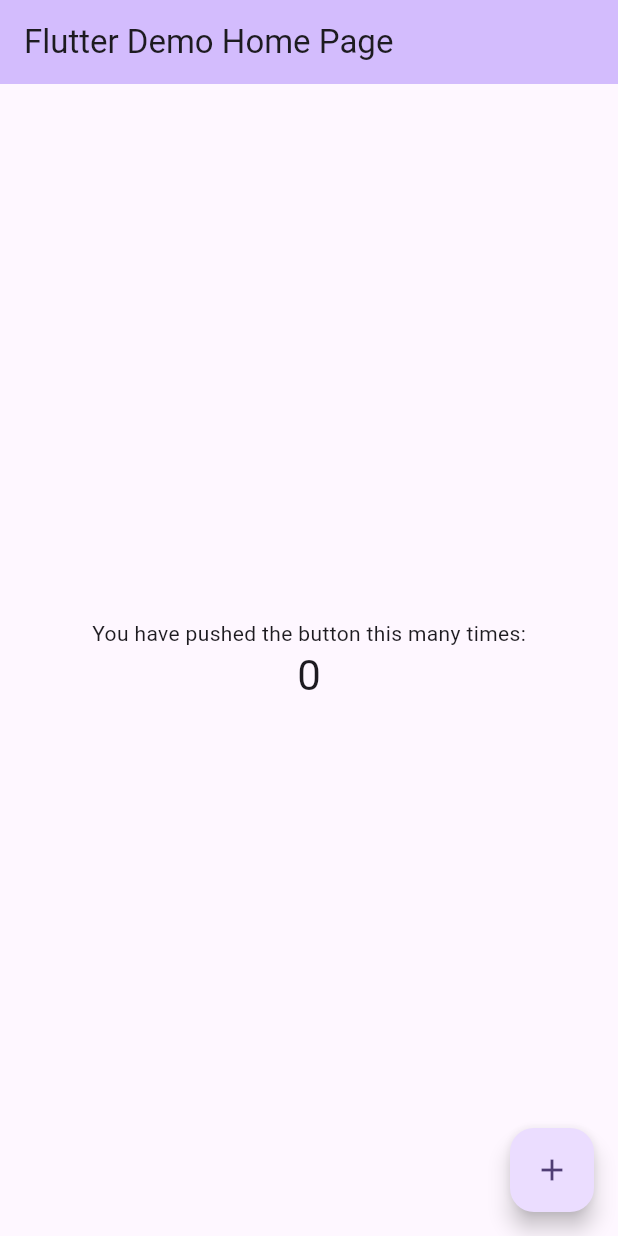
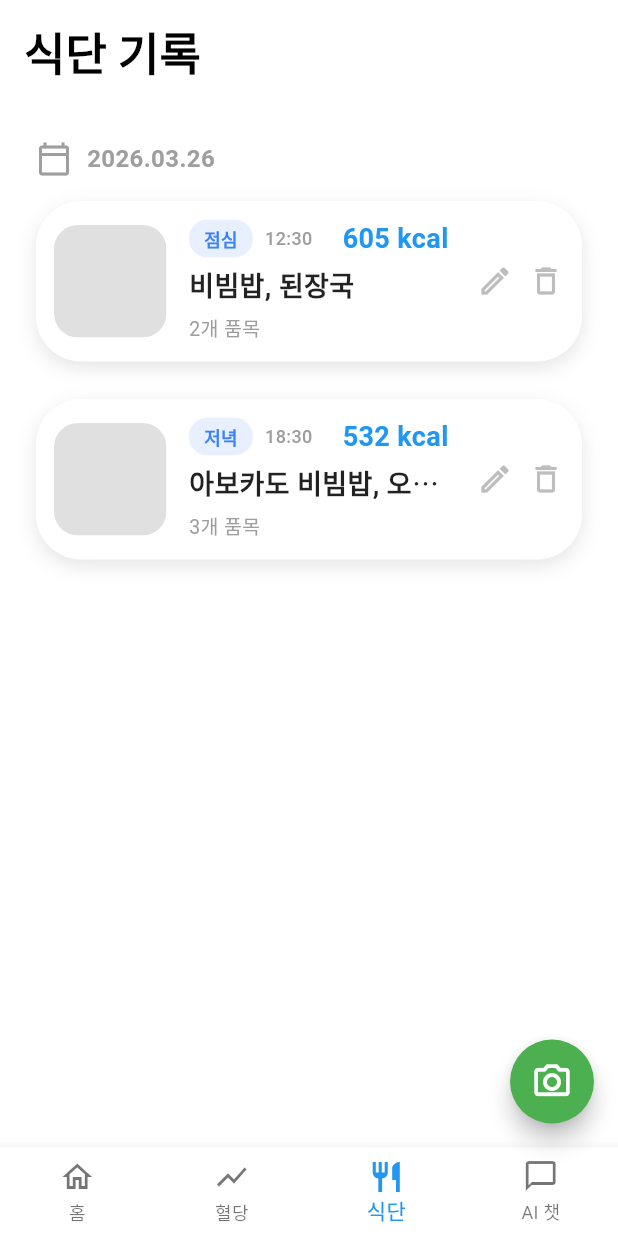
Before and after one commit to kit-capstone-dangdang/dangdang-app, a Flutter app: the screen it shows after launch, on a phone screen of 412 x 824 dp. Run offline on Flutter 3.47's test engine with Material 3 defaults, Android fonts, the phone set to English and light mode, and no system bars.

Commit message:
feat: 식단 기록 UI 구현

```diff
--- a/lib/main.dart
+++ b/lib/main.dart
@@ -1,122 +1,25 @@
 import 'package:flutter/material.dart';
 
+import 'screens/food_record_page.dart';
+
 void main() {
-  runApp(const MyApp());
+  runApp(const DangDangApp());
 }
 
-class MyApp extends StatelessWidget {
-  const MyApp({super.key});
+class DangDangApp extends StatelessWidget {
+  const DangDangApp({super.key});
 
-  // This widget is the root of your application.
   @override
   Widget build(BuildContext context) {
     return MaterialApp(
-      title: 'Flutter Demo',
+      title: 'DangDang',
+      debugShowCheckedModeBanner: false,
       theme: ThemeData(
-        // This is the theme of your application.
-        //
-        // TRY THIS: Try running your application with "flutter run". You'll see
-        // the application has a purple toolbar. Then, without quitting the app,
-        // try changing the seedColor in the colorScheme below to Colors.green
-        // and then invoke "hot reload" (save your changes or press the "hot
-        // reload" button in a Flutter-supported IDE, or press "r" if you used
-        // the command line to start the app).
-        //
-        // Notice that the counter didn't reset back to zero; the application
-        // state is not lost during the reload. To reset the state, use hot
-        // restart instead.
-        //
-        // This works for code too, not just values: Most code changes can be
-        // tested with just a hot reload.
-        colorScheme: .fromSeed(seedColor: Colors.deepPurple),
+        colorScheme: ColorScheme.fromSeed(seedColor: const Color(0xFF4B5CF0)),
+        scaffoldBackgroundColor: Colors.white,
+        useMaterial3: true,
       ),
-      home: const MyHomePage(title: 'Flutter Demo Home Page'),
+      home: const FoodRecordPage(),
     );
   }
 }
-
-class MyHomePage extends StatefulWidget {
-  const MyHomePage({super.key, required this.title});
-
-  // This widget is the home page of your application. It is stateful, meaning
-  // that it has a State object (defined below) that contains fields that affect
-  // how it looks.
-
-  // This class is the configuration for the state. It holds the values (in this
-  // case the title) provided by the parent (in this case the App widget) and
-  // used by the build method of the State. Fields in a Widget subclass are
-  // always marked "final".
-
-  final String title;
-
-  @override
-  State<MyHomePage> createState() => _MyHomePageState();
-}
-
-class _MyHomePageState extends State<MyHomePage> {
-  int _counter = 0;
-
-  void _incrementCounter() {
-    setState(() {
-      // This call to setState tells the Flutter framework that something has
-      // changed in this State, which causes it to rerun the build method below
-      // so that the display can reflect the updated values. If we changed
-      // _counter without calling setState(), then the build method would not be
-      // called again, and so nothing would appear to happen.
-      _counter++;
-    });
-  }
-
-  @override
-  Widget build(BuildContext context) {
-    // This method is rerun every time setState is called, for instance as done
-    // by the _incrementCounter method above.
-    //
-    // The Flutter framework has been optimized to make rerunning build methods
-    // fast, so that you can just rebuild anything that needs updating rather
-    // than having to individually change instances of widgets.
-    return Scaffold(
-      appBar: AppBar(
-        // TRY THIS: Try changing the color here to a specific color (to
-        // Colors.amber, perhaps?) and trigger a hot reload to see the AppBar
-        // change color while the other colors stay the same.
-        backgroundColor: Theme.of(context).colorScheme.inversePrimary,
-        // Here we take the value from the MyHomePage object that was created by
-        // the App.build method, and use it to set our appbar title.
-        title: Text(widget.title),
-      ),
-      body: Center(
-        // Center is a layout widget. It takes a single child and positions it
-        // in the middle of the parent.
-        child: Column(
-          // Column is also a layout widget. It takes a list of children and
-          // arranges them vertically. By default, it sizes itself to fit its
-          // children horizontally, and tries to be as tall as its parent.
-          //
-          // Column has various properties to control how it sizes itself and
-          // how it positions its children. Here we use mainAxisAlignment to
-          // center the children vertically; the main axis here is the vertical
-          // axis because Columns are vertical (the cross axis would be
-          // horizontal).
-          //
-          // TRY THIS: Invoke "debug painting" (choose the "Toggle Debug Paint"
-          // action in the IDE, or press "p" in the console), to see the
-          // wireframe for each widget.
-          mainAxisAlignment: .center,
-          children: [
-            const Text('You have pushed the button this many times:'),
-            Text(
-              '$_counter',
-              style: Theme.of(context).textTheme.headlineMedium,
-            ),
-          ],
-        ),
-      ),
-      floatingActionButton: FloatingActionButton(
-        onPressed: _incrementCounter,
-        tooltip: 'Increment',
-        child: const Icon(Icons.add),
-      ),
-    );
-  }
-}
--- /dev/null
+++ b/lib/screens/food_record_page.dart
@@ -0,0 +1,214 @@
+import 'package:flutter/material.dart';
+import '../widgets/custom_bottom_navigation_bar.dart';
+
+class FoodRecordPage extends StatelessWidget {
+  const FoodRecordPage({super.key});
+
+  @override
+  Widget build(BuildContext context) {
+    return Scaffold(
+      backgroundColor: Colors.white,
+      bottomNavigationBar: const CustomBottomNavigationBar(currentIndex: 2),
+      // 우측 하단 카메라 버튼
+      floatingActionButton: FloatingActionButton(
+        onPressed: () {},
+        backgroundColor: Colors.green,
+        shape: const CircleBorder(),
+        elevation: 6,
+        child: Icon(Icons.camera_alt_outlined, color: Colors.white, size: 28),
+      ),
+      body: SafeArea(
+        child: CustomScrollView(
+          slivers: [
+            SliverAppBar(
+              floating: true,
+              pinned: false,
+              snap: true,
+              backgroundColor: Colors.white,
+              surfaceTintColor: Colors.white,
+              toolbarHeight: 70,
+              title: const Text(
+                '식단 기록',
+                style: TextStyle(
+                  fontSize: 30,
+                  fontWeight: FontWeight.w600,
+                  color: Colors.black,
+                ),
+              ),
+            ),
+            SliverToBoxAdapter(
+              child: Padding(
+                padding: const EdgeInsets.all(24),
+                child: Column(
+                  crossAxisAlignment: CrossAxisAlignment.start,
+                  children: [
+                    // 날짜 영역
+                    Row(
+                      children: [
+                        Icon(Icons.calendar_today_outlined, color: Colors.grey),
+                        const SizedBox(width: 10),
+                        Text(
+                          '2026.03.26',
+                          style: TextStyle(
+                            color: Colors.grey,
+                            fontWeight: FontWeight.w600,
+                            fontSize: 16,
+                          ),
+                        ),
+                      ],
+                    ),
+                    const SizedBox(height: 16),
+
+                    // 컨테이너(카드) 영역
+                    const _FoodRecordCard(
+                      mealType: '점심',
+                      time: '12:30',
+                      calories: 605,
+                      foodName: '비빔밥, 된장국',
+                      itemCont: 2,
+                    ),
+                    const SizedBox(height: 25),
+
+                    const _FoodRecordCard(
+                      mealType: '저녁',
+                      time: '18:30',
+                      calories: 532,
+                      foodName: '아보카도 비빔밥, 오이무침, 김자반',
+                      itemCont: 3,
+                    ),
+                  ],
+                ),
+              ),
+            ),
+          ],
+        ),
+      ),
+    );
+  }
+}
+
+class _FoodRecordCard extends StatelessWidget {
+  final String mealType;
+  final String time;
+  final int calories;
+  final String foodName;
+  final int itemCont;
+
+  const _FoodRecordCard({
+    required this.mealType,
+    required this.time,
+    required this.calories,
+    required this.foodName,
+    required this.itemCont,
+  });
+
+  @override
+  Widget build(BuildContext context) {
+    return Container(
+      padding: const EdgeInsets.all(12),
+      decoration: BoxDecoration(
+        color: Colors.white,
+        borderRadius: BorderRadius.circular(30),
+        boxShadow: [
+          BoxShadow(
+            color: Colors.black.withOpacity(0.1),
+            blurRadius: 10,
+            offset: const Offset(0, 4),
+          ),
+        ],
+      ),
+      child: Row(
+        children: [
+          // 왼쪽 음식 사진 영역
+          ClipRRect(
+            borderRadius: BorderRadiusGeometry.circular(16),
+            child: Container(
+              width: 75,
+              height: 75,
+              color: Colors.grey.shade300,
+            ),
+          ),
+          const SizedBox(width: 15),
+
+          // 가운데 텍스트 및 정보 영역
+          Expanded(
+            child: Column(
+              crossAxisAlignment: CrossAxisAlignment.start,
+              children: [
+                Row(
+                  children: [
+                    Container(
+                      padding: const EdgeInsets.symmetric(
+                        horizontal: 10,
+                        vertical: 4,
+                      ),
+                      decoration: BoxDecoration(
+                        color: const Color(0xFFE8F0FF),
+                        borderRadius: BorderRadius.circular(12),
+                      ),
+                      child: Text(
+                        mealType,
+                        style: TextStyle(
+                          fontSize: 12,
+                          fontWeight: FontWeight.w600,
+                          color: Color(0xFF3B82F6),
+                        ),
+                      ),
+                    ),
+                    const SizedBox(width: 8),
+                    Text(
+                      time,
+                      style: const TextStyle(
+                        color: Colors.grey,
+                        fontSize: 12,
+                        fontWeight: FontWeight.w500,
+                      ),
+                    ),
+                    const SizedBox(width: 20),
+                    Text(
+                      '$calories kcal',
+                      style: TextStyle(
+                        fontSize: 18,
+                        fontWeight: FontWeight.w700,
+                        color: Colors.blue,
+                      ),
+                    ),
+                  ],
+                ),
+                const SizedBox(height: 5),
+
+                // 두 번째 줄: 음식 이름
+                Text(
+                  foodName,
+                  style: const TextStyle(
+                    fontWeight: FontWeight.w700,
+                    fontSize: 18,
+                    color: Colors.black87,
+                  ),
+                  maxLines: 1,
+                  overflow: TextOverflow.ellipsis,
+                ),
+                const SizedBox(height: 5),
+
+                // 세 번째 줄: 품목 개수
+                Text(
+                  '$itemCont개 품목',
+                  style: const TextStyle(color: Colors.grey, fontSize: 13),
+                ),
+              ],
+            ),
+          ),
+          const SizedBox(width: 10),
+          // 수정/삭제 아이콘 영역
+          Row(
+            children: [
+              Icon(Icons.edit_outlined, color: Colors.grey.shade400, size: 24),
+              const SizedBox(width: 10),
+              Icon(Icons.delete_outline, color: Colors.grey.shade400, size: 24),
+            ],
+          ),
+        ],
+      ),
+    );
+  }
+}
--- /dev/null
+++ b/lib/widgets/custom_bottom_navigation_bar.dart
@@ -0,0 +1,55 @@
+import 'package:flutter/material.dart';
+
+class CustomBottomNavigationBar extends StatelessWidget {
+  final int currentIndex;
+
+  const CustomBottomNavigationBar({super.key, required this.currentIndex});
+
+  void _onItemTapped(BuildContext context, int index) {
+    if (currentIndex == index) return;
+
+    // TODO: 상세 페이지 만들어지면 라우팅 연결하기
+    /*
+    switch (index) {
+      case 0:
+        Navigator.pushReplacement(context, MaterialPageRoute(builder: (_) => const HomeDashboard()));
+        break;
+      case 1:
+        Navigator.pushReplacement(context, MaterialPageRoute(builder: (_) => const BloodSugarPage()));
+        break;
+      case 2:
+        Navigator.pushReplacement(context, MaterialPageRoute(builder: (_) => const FoodRecordPage()));
+        break;
+      case 3:
+        Navigator.pushReplacement(context, MaterialPageRoute(builder: (_) => const AiChatPage()));
+        break;
+    }
+    */
+  }
+
+  @override
+  Widget build(BuildContext context) {
+    return Theme(
+      data: Theme.of(context).copyWith(
+        splashColor: Colors.transparent,
+        highlightColor: Colors.transparent,
+      ),
+      child: BottomNavigationBar(
+        type: BottomNavigationBarType.fixed,
+        currentIndex: currentIndex,
+        selectedItemColor: Colors.blue,
+        backgroundColor: Colors.white,
+        onTap: (index) => _onItemTapped(context, index),
+        items: const [
+          BottomNavigationBarItem(icon: Icon(Icons.home_outlined), label: '홈'),
+          BottomNavigationBarItem(icon: Icon(Icons.show_chart), label: '혈당'),
+          BottomNavigationBarItem(icon: Icon(Icons.restaurant), label: '식단'),
+          BottomNavigationBarItem(
+            icon: Icon(Icons.chat_bubble_outline),
+            label: 'AI 챗',
+          ),
+        ],
+      ),
+    );
+  }
+}
```
Also changed, not shown: flutter_01.png (added), 1 other file.
